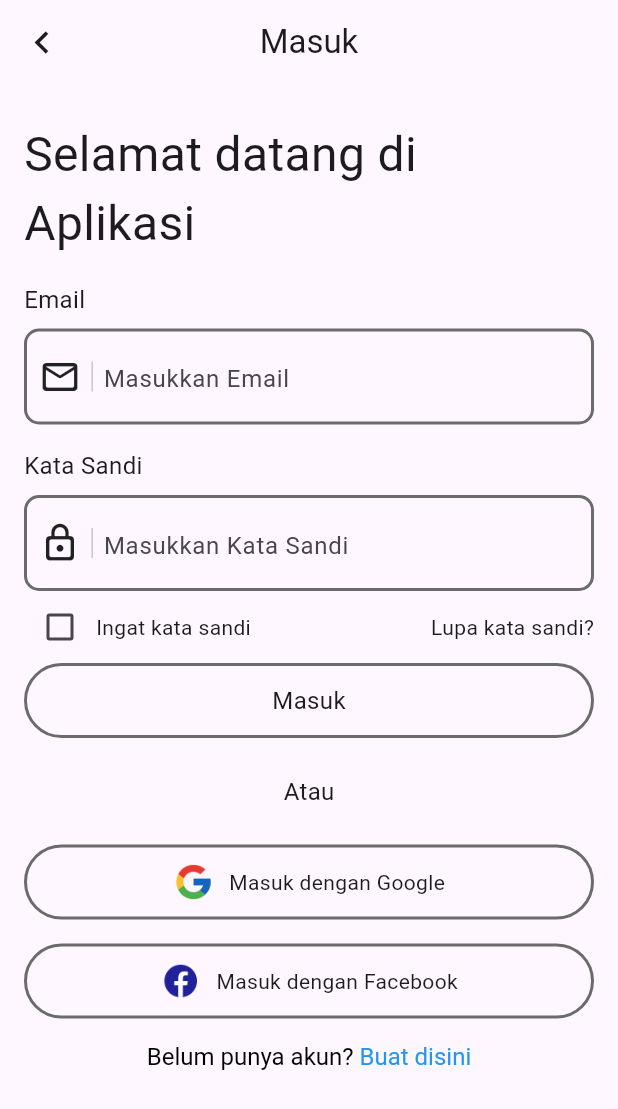
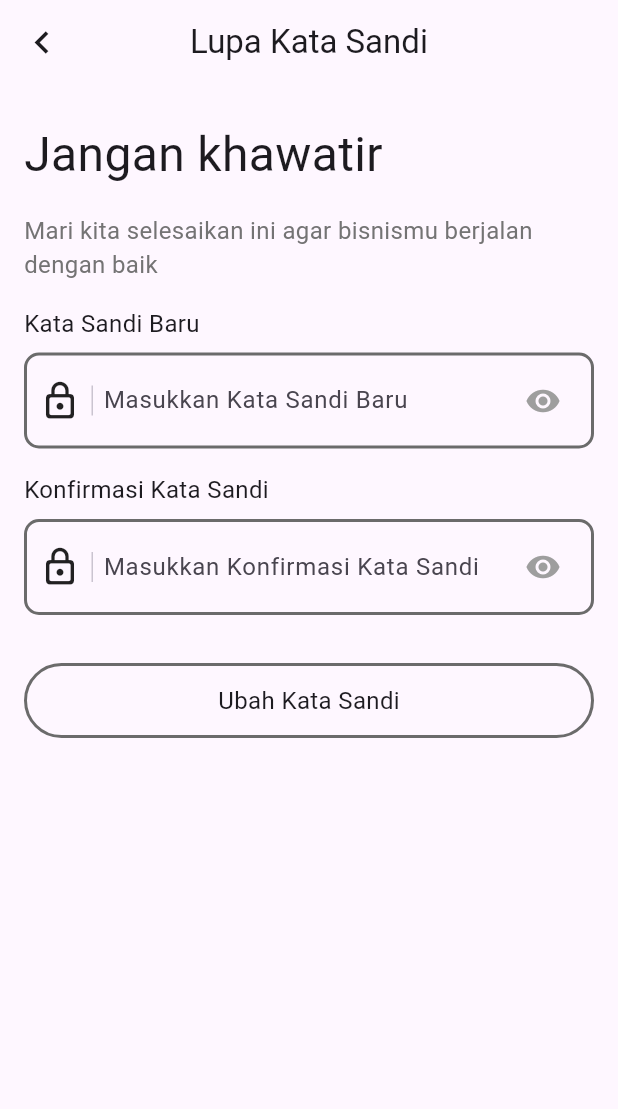
Before and after one commit to Febry3/riset-motion, a Flutter app: the screen it shows after launch, on a phone screen of 412 x 824 dp. Shown: the top 1109 px of the screen. Run offline on Flutter 3.47's test engine with Material 3 defaults, Android fonts, the light colour scheme and no system bars; our stand-ins replace get.

Commit message:
feat: added forgot password page

```diff
--- /dev/null
+++ b/lib/app/modules/forgot_password/views/forgot_password_new_password_view.dart
@@ -0,0 +1,209 @@
+import 'package:flutter/gestures.dart';
+import 'package:flutter/material.dart';
+
+import 'package:get/get.dart';
+
+import '../controllers/forgot_password_controller.dart';
+
+class ForgotPasswordNewPasswordView extends StatefulWidget {
+  const ForgotPasswordNewPasswordView({super.key});
+
+  @override
+  State<ForgotPasswordNewPasswordView> createState() =>
+      _ForgotPasswordNewPasswordViewState();
+}
+
+class _ForgotPasswordNewPasswordViewState
+    extends State<ForgotPasswordNewPasswordView> {
+  final controller = Get.find<ForgotPasswordController>();
+  bool isNewPasswordVisible = false;
+  bool isConfrimPasswordVisible = false;
+
+  @override
+  Widget build(BuildContext context) {
+    return Scaffold(
+        appBar: AppBar(
+          leading: Icon(
+            Icons.chevron_left,
+            size: 30,
+          ),
+          title: const Text('Lupa Kata Sandi'),
+          centerTitle: true,
+        ),
+        body: Padding(
+          padding: const EdgeInsets.only(left: 16, right: 16, top: 24),
+          child: Column(
+            crossAxisAlignment: CrossAxisAlignment.start,
+            children: [
+              Text(
+                "Jangan khawatir",
+                style: TextStyle(fontSize: 32),
+                softWrap: true,
+              ),
+              SizedBox(
+                height: 16,
+              ),
+              Text(
+                "Mari kita selesaikan ini agar bisnismu berjalan dengan baik",
+                style: TextStyle(
+                  fontSize: 16,
+                  color: Color.fromARGB(240, 107, 107, 107),
+                ),
+              ),
+              SizedBox(
+                height: 16,
+              ),
+              Text(
+                "Kata Sandi Baru",
+                style: TextStyle(fontSize: 16),
+              ),
+              SizedBox(
+                height: 8,
+              ),
+              Container(
+                width: MediaQuery.sizeOf(context).width,
+                height: 64,
+                decoration: BoxDecoration(
+                  border: Border.all(
+                    width: 2,
+                    color: Color(0xFF6B6B6B),
+                  ),
+                  borderRadius: BorderRadius.circular(10),
+                ),
+                child: Padding(
+                  padding: const EdgeInsets.all(8.0),
+                  child: Row(
+                    children: [
+                      Icon(
+                        Icons.lock_outline_rounded,
+                        size: 28,
+                      ),
+                      SizedBox(
+                        width: 5,
+                      ),
+                      VerticalDivider(
+                        width: 5,
+                        indent: 12,
+                        endIndent: 12,
+                      ),
+                      SizedBox(
+                        width: 5,
+                      ),
+                      Expanded(
+                        child: TextField(
+                          decoration: InputDecoration(
+                            hintText: "Masukkan Kata Sandi Baru",
+                            border: InputBorder.none,
+                            suffixIcon: IconButton(
+                              icon: Icon(
+                                isNewPasswordVisible
+                                    ? Icons.remove_red_eye_outlined
+                                    : Icons.remove_red_eye,
+                                color: Colors.grey,
+                              ),
+                              onPressed: () {
+                                setState(() {
+                                  isNewPasswordVisible = !isNewPasswordVisible;
+                                });
+                              },
+                            ),
+                          ),
+                        ),
+                      ),
+                    ],
+                  ),
+                ),
+              ),
+              SizedBox(
+                height: 16,
+              ),
+              Text(
+                "Konfirmasi Kata Sandi",
+                style: TextStyle(fontSize: 16),
+              ),
+              SizedBox(
+                height: 8,
+              ),
+              Container(
+                width: MediaQuery.sizeOf(context).width,
+                height: 64,
+                decoration: BoxDecoration(
+                  border: Border.all(
+                    width: 2,
+                    color: Color(0xFF6B6B6B),
+                  ),
+                  borderRadius: BorderRadius.circular(10),
+                ),
+                child: Padding(
+                  padding: const EdgeInsets.all(8.0),
+                  child: Row(
+                    children: [
+                      Icon(
+                        Icons.lock_outline_rounded,
+                        size: 28,
+                      ),
+                      SizedBox(
+                        width: 5,
+                      ),
+                      VerticalDivider(
+                        width: 5,
+                        indent: 12,
+                        endIndent: 12,
+                      ),
+                      SizedBox(
+                        width: 5,
+                      ),
+                      Expanded(
+                        child: TextField(
+                          obscureText: true,
+                          enableSuggestions: false,
+                          autocorrect: false,
+                          decoration: InputDecoration(
+                            hintText: "Masukkan Konfirmasi Kata Sandi",
+                            border: InputBorder.none,
+                            suffixIcon: IconButton(
+                              icon: Icon(
+                                isConfrimPasswordVisible
+                                    ? Icons.remove_red_eye_outlined
+                                    : Icons.remove_red_eye,
+                                color: Colors.grey,
+                              ),
+                              onPressed: () {
+                                setState(() {
+                                  isConfrimPasswordVisible =
+                                      !isConfrimPasswordVisible;
+                                });
+                              },
+                            ),
+                          ),
+                        ),
+                      ),
+                    ],
+                  ),
+                ),
+              ),
+              SizedBox(
+                height: 32,
+              ),
+              Container(
+                width: MediaQuery.sizeOf(context).width,
+                height: 50,
+                decoration: BoxDecoration(
+                  border: Border.all(
+                    width: 2,
+                    color: Color(0xFF6B6B6B),
+                  ),
+                  borderRadius: BorderRadius.circular(25),
+                ),
+                child: Center(
+                  child: Text(
+                    "Ubah Kata Sandi",
+                    style: TextStyle(fontSize: 16),
+                  ),
+                ),
+              ),
+            ],
+          ),
+        ));
+  }
+}
--- a/lib/app/routes/app_routes.dart
+++ b/lib/app/routes/app_routes.dart
@@ -5,10 +5,15 @@ abstract class Routes {
   Routes._();
   static const HOME = _Paths.HOME;
   static const LOGIN = _Paths.LOGIN;
+  static const FORGOT_PASSWORD_EMAIL = _Paths.FORGOT_PASSWORD_EMAIL;
+  static const FORGOT_PASSWORD_NEW_PASSWORD =
+      _Paths.FORGOT_PASSWORD_NEW_PASSWORD;
 }
 
 abstract class _Paths {
   _Paths._();
   static const HOME = '/home';
   static const LOGIN = '/login';
+  static const FORGOT_PASSWORD_EMAIL = '/forgot-password/email';
+  static const FORGOT_PASSWORD_NEW_PASSWORD = '/forgot-password/new-password';
 }
```
Also changed, not shown: lib/app/modules/forgot_password/bindings/forgot_password_binding.dart (added, +12 -0 lines), lib/app/modules/forgot_password/controllers/forgot_password_controller.dart (added, +23 -0 lines), lib/app/modules/forgot_password/views/forgot_password_email_view.dart (added, +116 -0 lines), lib/app/routes/app_pages.dart (+14 -1 lines).
